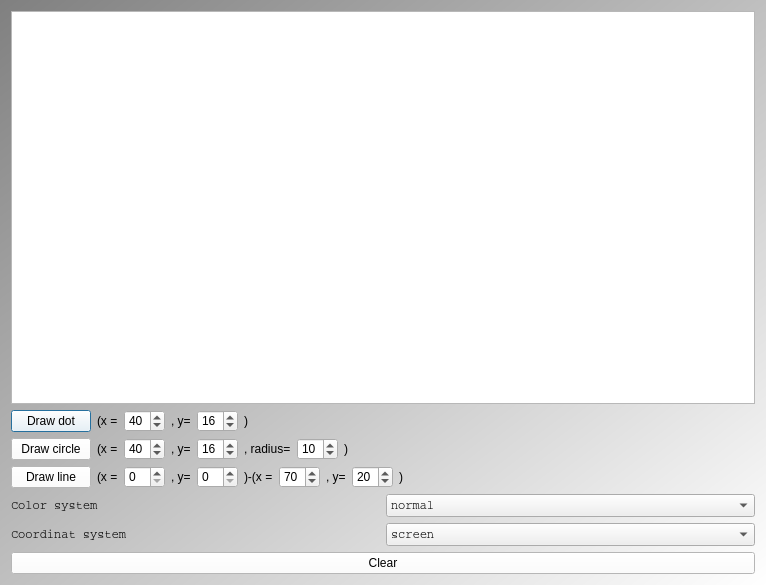
Old version of the form Tools/ToolTestTextCanvas/qttesttextcanvasmaindialog.ui in the repository richelbilderbeek/ProjectRichelBilderbeek.
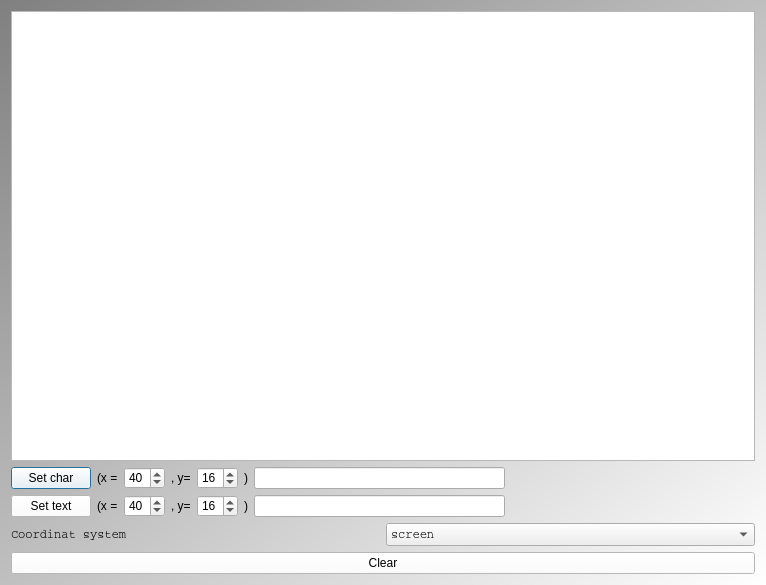
New version of the form.

The edit to the form file:
```diff
--- a/Tools/ToolTestTextCanvas/qttesttextcanvasmaindialog.ui
+++ b/Tools/ToolTestTextCanvas/qttesttextcanvasmaindialog.ui
@@ -36,7 +36,7 @@
      <item>
       <widget class="QPushButton" name="button_dot">
        <property name="text">
-        <string>Draw dot</string>
+        <string>Set char</string>
        </property>
       </widget>
      </item>
@@ -76,7 +76,10 @@
       </widget>
      </item>
      <item>
-      <spacer name="horizontalSpacer">
+      <widget class="QLineEdit" name="edit_char"/>
+     </item>
+     <item>
+      <spacer name="char_spacer">
        <property name="orientation">
         <enum>Qt::Horizontal</enum>
        </property>
@@ -95,7 +98,7 @@
      <item>
       <widget class="QPushButton" name="button_circle">
        <property name="text">
-        <string>Draw circle</string>
+        <string>Set text</string>
        </property>
       </widget>
      </item>
@@ -130,105 +133,15 @@
      <item>
       <widget class="QLabel" name="label_circle_r">
        <property name="text">
-        <string>, radius=</string>
-       </property>
-      </widget>
-     </item>
-     <item>
-      <widget class="QSpinBox" name="box_circle_r">
-       <property name="value">
-        <number>10</number>
-       </property>
-      </widget>
-     </item>
-     <item>
-      <widget class="QLabel" name="label_circle_close">
-       <property name="text">
         <string>)</string>
        </property>
       </widget>
      </item>
      <item>
-      <spacer name="horizontalSpacer_2">
-       <property name="orientation">
-        <enum>Qt::Horizontal</enum>
-       </property>
-       <property name="sizeHint" stdset="0">
-        <size>
-         <width>40</width>
-         <height>20</height>
-        </size>
-       </property>
-      </spacer>
+      <widget class="QLineEdit" name="edit_text"/>
      </item>
-    </layout>
-   </item>
-   <item>
-    <layout class="QHBoxLayout" name="layout_line">
      <item>
-      <widget class="QPushButton" name="button_line">
-       <property name="text">
-        <string>Draw line</string>
-       </property>
-      </widget>
-     </item>
-     <item>
-      <widget class="QLabel" name="label_line_x1">
-       <property name="text">
-        <string>(x =</string>
-       </property>
-      </widget>
-     </item>
-     <item>
-      <widget class="QSpinBox" name="box_line_x1"/>
-     </item>
-     <item>
-      <widget class="QLabel" name="label_line_y1">
-       <property name="text">
-        <string>, y=</string>
-       </property>
-      </widget>
-     </item>
-     <item>
-      <widget class="QSpinBox" name="box_line_y1"/>
-     </item>
-     <item>
-      <widget class="QLabel" name="label_line_x2">
-       <property name="text">
-        <string>)-(x =</string>
-       </property>
-      </widget>
-     </item>
-     <item>
-      <widget class="QSpinBox" name="box_line_x2">
-       <property name="value">
-        <number>70</number>
-       </property>
-      </widget>
-     </item>
-     <item>
-      <widget class="QLabel" name="label_line_y2">
-       <property name="text">
-        <string>, y=</string>
-       </property>
-      </widget>
-     </item>
-     <item>
-      <widget class="QSpinBox" name="box_line_y2">
-       <property name="value">
-        <number>20</number>
-       </property>
-      </widget>
-     </item>
-     <item>
-      <widget class="QLabel" name="label_line_close">
-       <property name="text">
-        <string>)</string>
-       </property>
-      </widget>
-     </item>
-     <item>
-      <spacer name="horizontalSpacer_3">
+      <spacer name="text_spacer">
        <property name="orientation">
         <enum>Qt::Horizontal</enum>
        </property>
@@ -242,41 +155,6 @@
      </item>
     </layout>
    </item>
-   <item>
-    <layout class="QHBoxLayout" name="horizontalLayout">
-     <item>
-      <widget class="QLabel" name="label_color_system">
-       <property name="font">
-        <font>
-         <family>Courier</family>
-        </font>
-       </property>
-       <property name="text">
-        <string>Color system</string>
-       </property>
-      </widget>
-     </item>
-     <item>
-      <widget class="QComboBox" name="box_color_system">
-       <property name="font">
-        <font>
-         <family>Courier</family>
-        </font>
-       </property>
-       <item>
-        <property name="text">
-         <string>normal</string>
-        </property>
-       </item>
-       <item>
-        <property name="text">
-         <string>invert</string>
-        </property>
-       </item>
-      </widget>
-     </item>
-    </layout>
-   </item>
    <item>
     <layout class="QHBoxLayout" name="horizontalLayout_2">
      <item>
```
Left out of the diff: 28 changed lines with no effect on the pictures.
